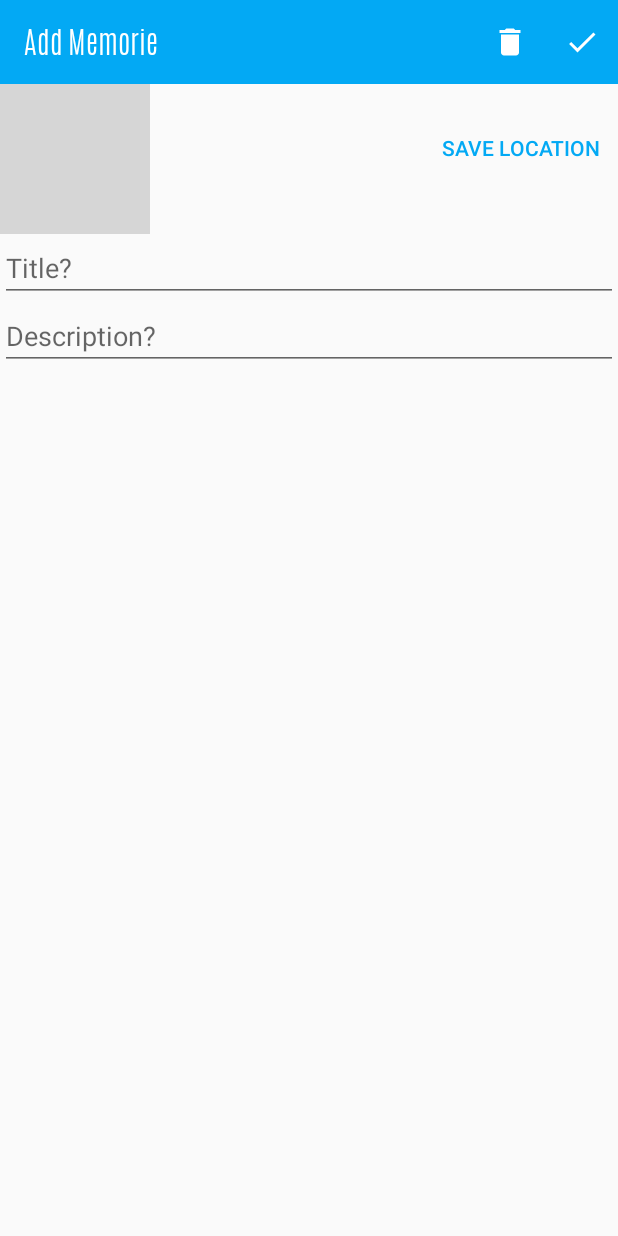
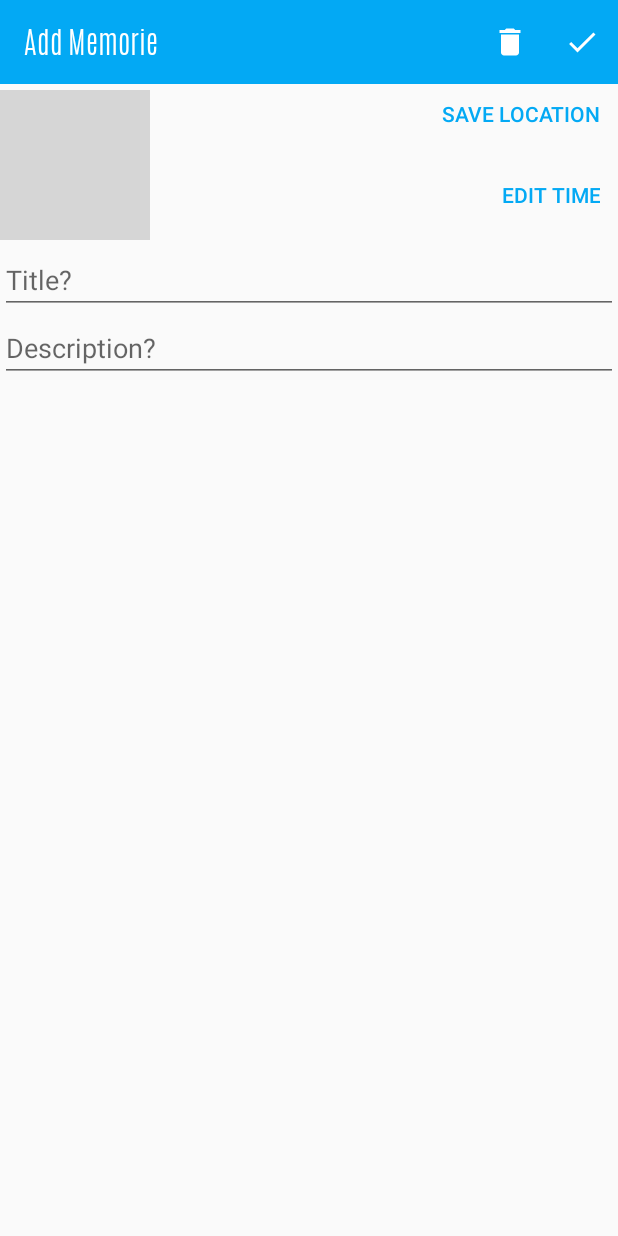
Before and after one commit to EverydayNormalGuy/plusApp, an Android app: the AddActivity screen opened directly, with no data from a screen before it, on a phone screen of 412 x 824 dp. Run offline under Robolectric (Android 15) with nearby library versions, the phone set to English and light mode, and no system bars; our stand-ins replace Picasso; libraries missing offline, so code that uses them is left out: com.github.amlcurran.showcaseview, net.steamcrafted.lineartimepicker; pictures from the network do not load; 5 statements that could not run were skipped; grey boxes are pictures that could not be loaded.

Commit message:
** WIP: DatePicker** - ** WIP: Refactoring **
** Next Steps **
- Beta Version in GooglePlay Store hochladen

** Known Bugs **

```diff
--- a/app/build.gradle
+++ b/app/build.gradle
@@ -41,5 +41,6 @@ dependencies {
     compile 'com.android.support:support-v4:24.2.1'
     compile 'com.android.support.constraint:constraint-layout:1.0.2'
     compile 'com.github.amlcurran.showcaseview:library:5.4.3'
+    compile 'net.codecrafted:lineartimepicker:1.0.0'
     testCompile 'junit:junit:4.12'
 }
--- a/app/src/main/java/com/plusapp/pocketbiceps/app/ActivityEdit.java
+++ b/app/src/main/java/com/plusapp/pocketbiceps/app/ActivityEdit.java
@@ -123,7 +123,6 @@ public class ActivityEdit extends AppCompatActivity {
                     .diskCacheStrategy(DiskCacheStrategy.SOURCE)
                     .into(ivMomentUpdate);
 
-
             updateTitle.setText(mmo.getTitle());
             updateDescription.setText(mmo.getSnippet());
         }
--- a/app/src/main/java/com/plusapp/pocketbiceps/app/AddActivity.java
+++ b/app/src/main/java/com/plusapp/pocketbiceps/app/AddActivity.java
@@ -3,6 +3,7 @@ package com.plusapp.pocketbiceps.app;
 import android.Manifest;
 import android.annotation.TargetApi;
 import android.app.Activity;
+import android.content.DialogInterface;
 import android.content.Intent;
 import android.content.SharedPreferences;
 import android.content.pm.PackageManager;
@@ -47,6 +48,9 @@ import com.google.android.gms.maps.model.LatLngBounds;
 import com.plusapp.pocketbiceps.app.database.MarkerDataSource;
 import com.plusapp.pocketbiceps.app.database.MyMarkerObj;
 
+import net.steamcrafted.lineartimepicker.dialog.LinearDatePickerDialog;
+import net.steamcrafted.lineartimepicker.dialog.LinearTimePickerDialog;
+
 import java.io.File;
 import java.util.Date;
 
@@ -72,6 +76,7 @@ public class AddActivity extends AppCompatActivity implements GoogleApiClient.Co
     long dbvCurrTime;
     MemoryAdapter memAdapter;
     Button btnGetLoc;
+    Button btnEditTime;
     GoogleApiClient googleApiClient;
     Toolbar toolbarAdd;
     MarkerDataSource data;
@@ -130,9 +135,13 @@ public class AddActivity extends AppCompatActivity implements GoogleApiClient.Co
             if (extras.getString("pathName") != null) {
                 this.galleryPathName = extras.getString("pathName");
             }
-            if (extras.getString("fromGallery").equals("true")){
+            if (extras.getString("fromGallery") != null) {
+
+                if (extras.getString("fromGallery").equals("true")) {
                     this.fromGallery = true;
                 }
+            }
+
         }
 
         SimpleDateFormat formatterForImageSearch = new SimpleDateFormat("dd-MM-yyyy-HH-mm-SS");
@@ -153,7 +162,7 @@ public class AddActivity extends AppCompatActivity implements GoogleApiClient.Co
         etTitle = (EditText) findViewById(R.id.editTitle);
         etDescription = (EditText) findViewById(R.id.editDescription);
         btnGetLoc = (Button) findViewById(R.id.btnGetLocation);
-
+        btnEditTime = (Button) findViewById(R.id.btnEditTime);
         Glide.with(this)
                 .load(f)
                 .error(R.drawable.cast_album_art_placeholder)
@@ -175,14 +184,46 @@ public class AddActivity extends AppCompatActivity implements GoogleApiClient.Co
 
         sv.setButtonText(getString(R.string.got_it));
 
-        if (fromGallery){
+        if (fromGallery) {
             btnGetLoc.setText(R.string.add_location);
         }
+
+
+        btnEditTime.setOnClickListener(new View.OnClickListener() {
+
+            @Override
+            public void onClick(View v) {
+                LinearDatePickerDialog dialog = LinearDatePickerDialog.Builder.with(AddActivity.this)
+                        .setButtonCallback(new LinearDatePickerDialog.ButtonCallback() {
+                            @Override
+                            public void onPositive(DialogInterface dialog, int year, int month, int day) {
+                                //TODO: Datum in Miliseconds speichern!
+                            }
+
+                            @Override
+                            public void onNegative(DialogInterface dialog) {
+
+                            }
+                        })
+                        .setDialogBackgroundColor(R.color.colorCardViewBlue)
+                        .setPickerBackgroundColor(R.color.color_white)
+                        .setLineColor(R.color.colorCardViewBlue)
+                        .setTextBackgroundColor(R.color.color_grey)
+                        .setButtonColor(R.color.color_white)
+                        .setYear(2017)
+                        .setShowTutorial(false)
+                        .build();
+                dialog.show();
+
+            }
+        });
+
+
         btnGetLoc.setOnClickListener(new View.OnClickListener() {
             @Override
             public void onClick(View v) {
 
-                if (!fromGallery){
+                if (!fromGallery) {
                     if (ContextCompat.checkSelfPermission(getBaseContext(), android.Manifest.permission.ACCESS_COARSE_LOCATION)
                             != PackageManager.PERMISSION_GRANTED) {
                         ActivityCompat.requestPermissions(AddActivity.this, new String[]{android.Manifest.permission.ACCESS_COARSE_LOCATION},
@@ -197,8 +238,7 @@ public class AddActivity extends AppCompatActivity implements GoogleApiClient.Co
                             == PackageManager.PERMISSION_GRANTED) {
                         buildGoogleApiClient();
                     }
-                }
-                else if (fromGallery){
+                } else if (fromGallery) {
 
                     try {
                         PlacePicker.IntentBuilder intentBuilder = new PlacePicker.IntentBuilder();
@@ -206,7 +246,7 @@ public class AddActivity extends AppCompatActivity implements GoogleApiClient.Co
                         Intent intent = intentBuilder.build(AddActivity.this);
                         startActivityForResult(intent, PLACE_PICKER_REQUEST);
 
-                } catch (GooglePlayServicesRepairableException | GooglePlayServicesNotAvailableException e ){
+                    } catch (GooglePlayServicesRepairableException | GooglePlayServicesNotAvailableException e) {
                         e.printStackTrace();
                     }
                 }
@@ -256,18 +296,19 @@ public class AddActivity extends AppCompatActivity implements GoogleApiClient.Co
 
         return super.onOptionsItemSelected(item);
     }
+
     @Override
-    protected void onActivityResult(int requestCode, int resultCode, Intent data){
+    protected void onActivityResult(int requestCode, int resultCode, Intent data) {
 
-        if (requestCode == PLACE_PICKER_REQUEST && resultCode == Activity.RESULT_OK){
-            final Place place = PlacePicker.getPlace(this,data);
+        if (requestCode == PLACE_PICKER_REQUEST && resultCode == Activity.RESULT_OK) {
+            final Place place = PlacePicker.getPlace(this, data);
             final CharSequence name = place.getName();
             final CharSequence address = place.getAddress();
             String latlng = place.getLatLng().toString();
             Log.d("bla", latlng);
 
-            dbLati = TextUtils.substring(latlng, latlng.indexOf("(")+1, latlng.indexOf(","));
-            dbLongi = TextUtils.substring(latlng, latlng.indexOf(",")+1, latlng.indexOf(')'));
+            dbLati = TextUtils.substring(latlng, latlng.indexOf("(") + 1, latlng.indexOf(","));
+            dbLongi = TextUtils.substring(latlng, latlng.indexOf(",") + 1, latlng.indexOf(')'));
 
 //            String attributions = (String) place.getAttributions();
 //            if (attributions == null) {
@@ -280,7 +321,6 @@ public class AddActivity extends AppCompatActivity implements GoogleApiClient.Co
         }
 
     }
-
 
 
     public void saveAddings() {
--- a/app/src/main/res/layout/activity_add.xml
+++ b/app/src/main/res/layout/activity_add.xml
@@ -53,8 +53,21 @@
                     android:gravity="right"
                     android:text="@string/save_loc_xml"
                     android:textColor="#03A9F4"
-                    android:layout_centerVertical="true"
+                    android:layout_alignParentTop="true"
                     android:layout_alignParentEnd="true" />
+
+                <Button
+                    android:id="@+id/btnEditTime"
+                    style="?android:buttonBarButtonStyle"
+                    android:layout_width="wrap_content"
+                    android:layout_height="wrap_content"
+                    android:gravity="right"
+                    android:text="Edit Time"
+                    android:textColor="#03A9F4"
+                    android:layout_alignParentEnd="true"
+                    android:layout_alignStart="@+id/btnGetLocation"
+                    android:layout_alignParentBottom="true"
+                    android:layout_below="@+id/btnGetLocation" />
 
             </RelativeLayout>
 
--- a/app/src/main/res/values/colors.xml
+++ b/app/src/main/res/values/colors.xml
@@ -7,4 +7,5 @@
     <color name="colorGold">#C8A262</color>
     <color name="black_overlay">#66000000</color>
     <color name="color_grey">#d2d2d2</color>
+    <color name="color_white">#FFFFFFFF</color>
 </resources>
```
Lines whose indentation alone changed are shown as unchanged.
